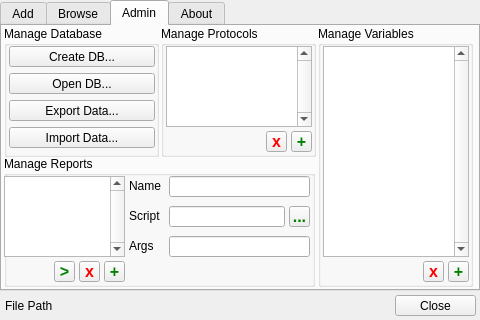
Old version of the form psylab/subject_manager/subject_manager_ui.ui in the repository cbrown1/psylab.
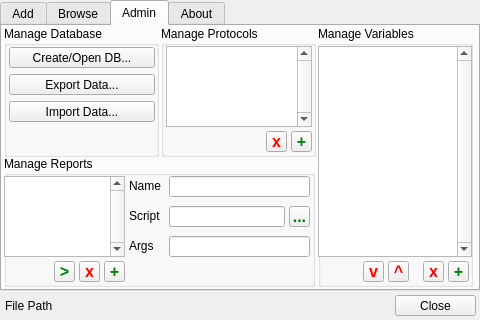
New version of the form. The open tabs and pages were chosen to show the change.

Commit message: subject_manager: import/export user variables, made manage db functions more sensible.

What changed in the file:
```diff
--- a/psylab/subject_manager/subject_manager_ui.ui
+++ b/psylab/subject_manager/subject_manager_ui.ui
@@ -1068,9 +1068,9 @@
      <widget class="QListWidget" name="admin_user_listWidget">
       <property name="geometry">
        <rect>
-        <x>5</x>
+        <x>0</x>
         <y>20</y>
-        <width>146</width>
+        <width>154</width>
         <height>211</height>
        </rect>
       </property>
@@ -1078,6 +1078,52 @@
        <enum>Qt::ScrollBarAlwaysOn</enum>
       </property>
      </widget>
+     <widget class="QPushButton" name="admin_user_export_pushButton">
+      <property name="geometry">
+       <rect>
+        <x>70</x>
+        <y>235</y>
+        <width>21</width>
+        <height>21</height>
+       </rect>
+      </property>
+      <property name="font">
+       <font>
+        <pointsize>12</pointsize>
+        <weight>75</weight>
+        <bold>true</bold>
+       </font>
+      </property>
+      <property name="styleSheet">
+       <string notr="true">QPushButton {color: red; padding: 0px;}</string>
+      </property>
+      <property name="text">
+       <string>^</string>
+      </property>
+     </widget>
+     <widget class="QPushButton" name="admin_user_import_pushButton">
+      <property name="geometry">
+       <rect>
+        <x>45</x>
+        <y>235</y>
+        <width>21</width>
+        <height>21</height>
+       </rect>
+      </property>
+      <property name="font">
+       <font>
+        <pointsize>12</pointsize>
+        <weight>75</weight>
+        <bold>true</bold>
+       </font>
+      </property>
+      <property name="styleSheet">
+       <string notr="true">QPushButton {color: red; padding: 0px;}</string>
+      </property>
+      <property name="text">
+       <string>v</string>
+      </property>
+     </widget>
     </widget>
     <widget class="QGroupBox" name="groupBox_4">
      <property name="geometry">
@@ -1094,24 +1140,11 @@
      <property name="title">
       <string>Manage Database</string>
      </property>
-     <widget class="QPushButton" name="admin_db_create_pushButton">
-      <property name="geometry">
-       <rect>
-        <x>5</x>
-        <y>20</y>
-        <width>146</width>
-        <height>21</height>
-       </rect>
-      </property>
-      <property name="text">
-       <string>Create DB...</string>
-      </property>
-     </widget>
      <widget class="QPushButton" name="admin_db_export_schema_pushButton">
       <property name="geometry">
        <rect>
         <x>5</x>
-        <y>74</y>
+        <y>48</y>
         <width>146</width>
         <height>21</height>
        </rect>
@@ -1124,7 +1157,7 @@
       <property name="geometry">
        <rect>
         <x>5</x>
-        <y>101</y>
+        <y>75</y>
         <width>146</width>
         <height>21</height>
        </rect>
@@ -1137,13 +1170,13 @@
       <property name="geometry">
        <rect>
         <x>5</x>
-        <y>47</y>
+        <y>21</y>
         <width>146</width>
         <height>21</height>
        </rect>
       </property>
       <property name="text">
-       <string>Open DB...</string>
+       <string>Create/Open DB...</string>
       </property>
      </widget>
     </widget>
```
Left out of the diff: 53 changed lines with no effect on the pictures. The commit also changes 14 other files.
